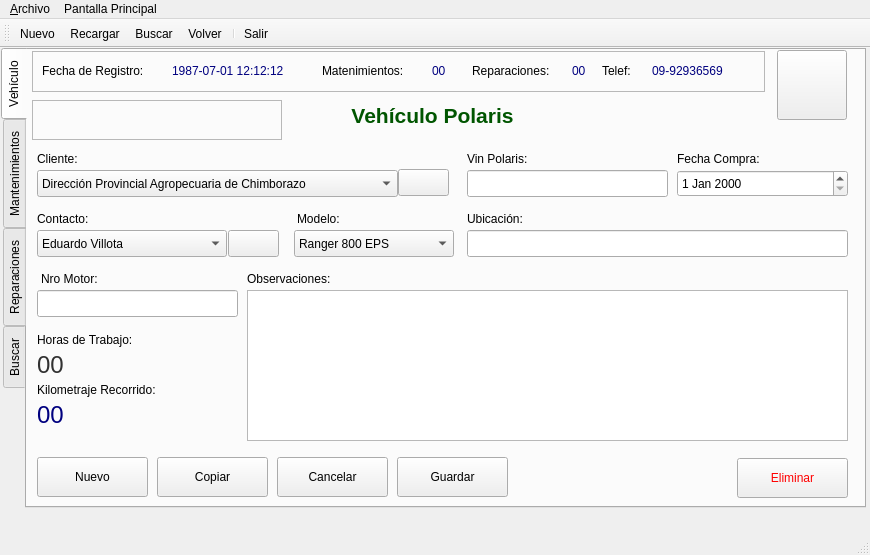
The window that aplicacion/polaris/ui/frm_vehiculo.ui (eduardouio/gelvsrm) describes before a commit, drawn with Qt 5.
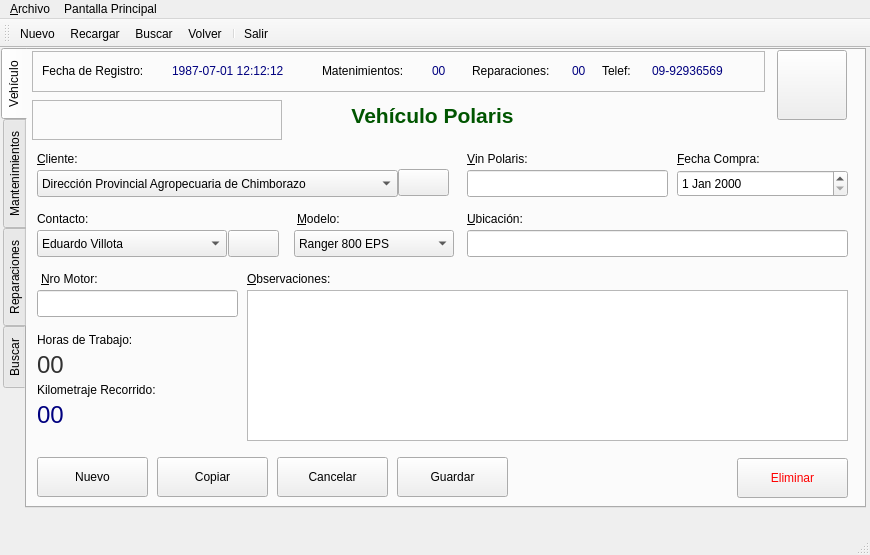
The same window after the commit. The open tabs and pages were chosen to show the change. Icons and pictures are not drawn.

Commit message: nombres en eqtiquetas from vehiculo

What changed in the file:
```diff
--- a/aplicacion/polaris/ui/frm_vehiculo.ui
+++ b/aplicacion/polaris/ui/frm_vehiculo.ui
@@ -210,7 +210,7 @@
        </rect>
       </property>
       <property name="text">
-       <string>Vin Polaris:</string>
+       <string>&amp;Vin Polaris:</string>
       </property>
       <property name="buddy">
        <cstring>txt_vin_polaris</cstring>
@@ -556,7 +556,7 @@
        </rect>
       </property>
       <property name="text">
-       <string>Ubicación:</string>
+       <string>&amp;Ubicación:</string>
       </property>
       <property name="buddy">
        <cstring>txt_ubicacion</cstring>
@@ -598,7 +598,7 @@
        </rect>
       </property>
       <property name="text">
-       <string>Fecha Compra:</string>
+       <string>&amp;Fecha Compra:</string>
       </property>
       <property name="buddy">
        <cstring>cmb_fecha_de_compra</cstring>
@@ -614,7 +614,10 @@
        </rect>
       </property>
       <property name="text">
-       <string>Nro Motor:</string>
+       <string>&amp;Nro Motor:</string>
+      </property>
+      <property name="buddy">
+       <cstring>txt_nro_motor</cstring>
       </property>
      </widget>
      <widget class="QLineEdit" name="txt_nro_motor">
@@ -653,7 +656,10 @@
        </rect>
       </property>
       <property name="text">
-       <string>Observaciones:</string>
+       <string>&amp;Observaciones:</string>
+      </property>
+      <property name="buddy">
+       <cstring>rtxt_observaciones</cstring>
       </property>
      </widget>
      <widget class="QComboBox" name="cmb_cliente">
@@ -684,7 +690,10 @@
        </rect>
       </property>
       <property name="text">
-       <string>Cliente:</string>
+       <string>&amp;Cliente:</string>
+      </property>
+      <property name="buddy">
+       <cstring>cmb_cliente</cstring>
       </property>
      </widget>
      <widget class="QLabel" name="lbl_vehicul_polaris">
@@ -744,7 +753,10 @@
        </rect>
       </property>
       <property name="text">
-       <string>Modelo:</string>
+       <string>&amp;Modelo:</string>
+      </property>
+      <property name="buddy">
+       <cstring>cmb_modelo</cstring>
       </property>
      </widget>
      <widget class="QComboBox" name="cmb_modelo">
```
Left out of the diff: 70 changed lines with no effect on the pictures.
